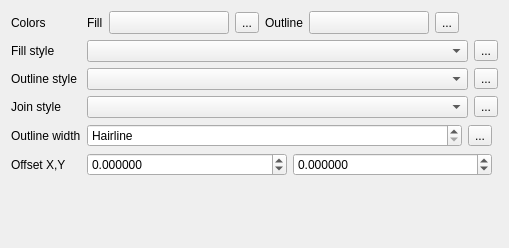
Qt form src/ui/symbollayer/widget_simplefill.ui (qgis/QGIS) before a commit.
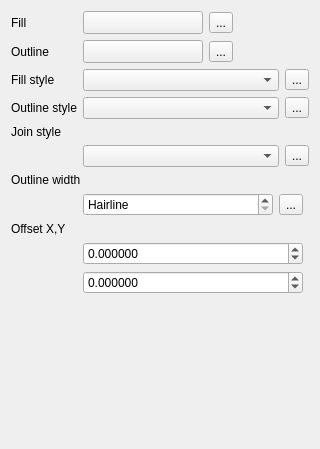
The same form after that commit. Custom widgets are drawn as their Qt base class.

Patch:
```diff
--- a/src/ui/symbollayer/widget_simplefill.ui
+++ b/src/ui/symbollayer/widget_simplefill.ui
@@ -6,82 +6,16 @@
    <rect>
     <x>0</x>
     <y>0</y>
-    <width>509</width>
-    <height>248</height>
+    <width>320</width>
+    <height>449</height>
    </rect>
   </property>
   <property name="windowTitle">
    <string>Form</string>
   </property>
-  <layout class="QGridLayout" name="gridLayout">
-   <item row="6" column="1">
-    <layout class="QHBoxLayout" name="horizontalLayout_6">
-     <item>
-      <widget class="QgsPenJoinStyleComboBox" name="cboJoinStyle"/>
-     </item>
-     <item>
-      <widget class="QgsDataDefinedButton" name="mJoinStyleDDBtn">
-       <property name="text">
-        <string>...</string>
-       </property>
-      </widget>
-     </item>
-    </layout>
-   </item>
-   <item row="7" column="0">
-    <widget class="QLabel" name="label_5">
-     <property name="text">
-      <string>Outline width</string>
-     </property>
-     <property name="alignment">
-      <set>Qt::AlignLeading|Qt::AlignLeft|Qt::AlignVCenter</set>
-     </property>
-    </widget>
-   </item>
-   <item row="6" column="0">
-    <widget class="QLabel" name="label_8">
-     <property name="text">
-      <string>Join style</string>
-     </property>
-     <property name="alignment">
-      <set>Qt::AlignLeading|Qt::AlignLeft|Qt::AlignVCenter</set>
-     </property>
-    </widget>
-   </item>
-   <item row="10" column="0">
-    <spacer name="verticalSpacer">
-     <property name="orientation">
-      <enum>Qt::Vertical</enum>
-     </property>
-     <property name="sizeHint" stdset="0">
-      <size>
-       <width>20</width>
-       <height>40</height>
-      </size>
-     </property>
-    </spacer>
-   </item>
-   <item row="0" column="1">
+  <layout class="QFormLayout" name="formLayout">
+   <item row="1" column="1">
     <layout class="QHBoxLayout" name="horizontalLayout_2">
-     <property name="spacing">
-      <number>6</number>
-     </property>
-     <item>
-      <widget class="QLabel" name="label_7">
-       <property name="sizePolicy">
-        <sizepolicy hsizetype="Maximum" vsizetype="Preferred">
-         <horstretch>0</horstretch>
-         <verstretch>0</verstretch>
-        </sizepolicy>
-       </property>
-       <property name="text">
-        <string>Fill</string>
-       </property>
-       <property name="alignment">
-        <set>Qt::AlignLeading|Qt::AlignLeft|Qt::AlignVCenter</set>
-       </property>
-      </widget>
-     </item>
      <item>
       <widget class="QgsColorButtonV2" name="btnChangeColor">
        <property name="minimumSize">
@@ -108,22 +42,26 @@
        </property>
       </widget>
      </item>
-     <item>
-      <widget class="QLabel" name="label_3">
-       <property name="sizePolicy">
-        <sizepolicy hsizetype="Maximum" vsizetype="Preferred">
-         <horstretch>0</horstretch>
-         <verstretch>0</verstretch>
-        </sizepolicy>
-       </property>
-       <property name="text">
-        <string>Outline</string>
-       </property>
-       <property name="alignment">
-        <set>Qt::AlignLeading|Qt::AlignLeft|Qt::AlignVCenter</set>
-       </property>
-      </widget>
-     </item>
+    </layout>
+   </item>
+   <item row="2" column="0">
+    <widget class="QLabel" name="label_3">
+     <property name="sizePolicy">
+      <sizepolicy hsizetype="Maximum" vsizetype="Preferred">
+       <horstretch>0</horstretch>
+       <verstretch>0</verstretch>
+      </sizepolicy>
+     </property>
+     <property name="text">
+      <string>Outline</string>
+     </property>
+     <property name="alignment">
+      <set>Qt::AlignLeading|Qt::AlignLeft|Qt::AlignVCenter</set>
+     </property>
+    </widget>
+   </item>
+   <item row="2" column="1">
+    <layout class="QHBoxLayout" name="horizontalLayout_7">
      <item>
       <widget class="QgsColorButtonV2" name="btnChangeBorderColor">
        <property name="minimumSize">
@@ -150,42 +88,9 @@
        </property>
       </widget>
      </item>
-     <item>
-      <spacer name="horizontalSpacer">
-       <property name="orientation">
-        <enum>Qt::Horizontal</enum>
-       </property>
-       <property name="sizeHint" stdset="0">
-        <size>
-         <width>40</width>
-         <height>20</height>
-        </size>
-       </property>
-      </spacer>
-     </item>
     </layout>
    </item>
-   <item row="0" column="0">
-    <widget class="QLabel" name="label">
-     <property name="text">
-      <string>Colors</string>
-     </property>
-     <property name="alignment">
-      <set>Qt::AlignLeading|Qt::AlignLeft|Qt::AlignVCenter</set>
-     </property>
-    </widget>
-   </item>
-   <item row="8" column="0">
-    <widget class="QLabel" name="label_6">
-     <property name="text">
-      <string>Offset X,Y</string>
-     </property>
-     <property name="alignment">
-      <set>Qt::AlignLeading|Qt::AlignLeft|Qt::AlignVCenter</set>
-     </property>
-    </widget>
-   </item>
-   <item row="3" column="1">
+   <item row="5" column="1">
     <layout class="QHBoxLayout" name="horizontalLayout_4">
      <item>
       <widget class="QgsBrushStyleComboBox" name="cboFillStyle"/>
@@ -199,17 +104,55 @@
      </item>
     </layout>
    </item>
-   <item row="3" column="0">
-    <widget class="QLabel" name="label_2">
-     <property name="text">
-      <string>Fill style</string>
-     </property>
-     <property name="alignment">
-      <set>Qt::AlignLeading|Qt::AlignLeft|Qt::AlignVCenter</set>
-     </property>
-    </widget>
-   </item>
    <item row="7" column="1">
+    <layout class="QHBoxLayout" name="horizontalLayout_5">
+     <item>
+      <widget class="QgsPenStyleComboBox" name="cboBorderStyle"/>
+     </item>
+     <item>
+      <widget class="QgsDataDefinedButton" name="mBorderStyleDDBtn">
+       <property name="text">
+        <string>...</string>
+       </property>
+      </widget>
+     </item>
+    </layout>
+   </item>
+   <item row="8" column="0">
+    <widget class="QLabel" name="label_8">
+     <property name="text">
+      <string>Join style</string>
+     </property>
+     <property name="alignment">
+      <set>Qt::AlignLeading|Qt::AlignLeft|Qt::AlignVCenter</set>
+     </property>
+    </widget>
+   </item>
+   <item row="9" column="1">
+    <layout class="QHBoxLayout" name="horizontalLayout_6">
+     <item>
+      <widget class="QgsPenJoinStyleComboBox" name="cboJoinStyle"/>
+     </item>
+     <item>
+      <widget class="QgsDataDefinedButton" name="mJoinStyleDDBtn">
+       <property name="text">
+        <string>...</string>
+       </property>
+      </widget>
+     </item>
+    </layout>
+   </item>
+   <item row="10" column="0" colspan="2">
+    <widget class="QLabel" name="label_5">
+     <property name="text">
+      <string>Outline width</string>
+     </property>
+     <property name="alignment">
+      <set>Qt::AlignLeading|Qt::AlignLeft|Qt::AlignVCenter</set>
+     </property>
+    </widget>
+   </item>
+   <item row="11" column="1">
     <layout class="QHBoxLayout" name="horizontalLayout_3">
      <item>
       <widget class="QgsDoubleSpinBox" name="spinBorderWidth">
@@ -258,9 +201,26 @@
      </item>
     </layout>
    </item>
-   <item row="8" column="1">
-    <layout class="QHBoxLayout" name="horizontalLayout">
-     <item>
+   <item row="12" column="0">
+    <widget class="QLabel" name="label_6">
+     <property name="text">
+      <string>Offset X,Y</string>
+     </property>
+     <property name="alignment">
+      <set>Qt::AlignLeading|Qt::AlignLeft|Qt::AlignVCenter</set>
+     </property>
+    </widget>
+   </item>
+   <item row="13" column="1">
+    <layout class="QGridLayout" name="gridLayout">
+     <item row="0" column="2">
+      <widget class="QgsUnitSelectionWidget" name="mOffsetUnitWidget" native="true">
+       <property name="focusPolicy">
+        <enum>Qt::StrongFocus</enum>
+       </property>
+      </widget>
+     </item>
+     <item row="0" column="0">
       <widget class="QgsDoubleSpinBox" name="spinOffsetX">
        <property name="sizePolicy">
         <sizepolicy hsizetype="Minimum" vsizetype="Fixed">
@@ -282,7 +242,7 @@
        </property>
       </widget>
      </item>
-     <item>
+     <item row="1" column="0">
       <widget class="QgsDoubleSpinBox" name="spinOffsetY">
        <property name="sizePolicy">
         <sizepolicy hsizetype="Minimum" vsizetype="Fixed">
@@ -304,30 +264,35 @@
        </property>
       </widget>
      </item>
-     <item>
-      <widget class="QgsUnitSelectionWidget" name="mOffsetUnitWidget" native="true">
-       <property name="focusPolicy">
-        <enum>Qt::StrongFocus</enum>
-       </property>
-      </widget>
-     </item>
     </layout>
    </item>
-   <item row="4" column="1">
-    <layout class="QHBoxLayout" name="horizontalLayout_5">
-     <item>
-      <widget class="QgsPenStyleComboBox" name="cboBorderStyle"/>
-     </item>
-     <item>
-      <widget class="QgsDataDefinedButton" name="mBorderStyleDDBtn">
-       <property name="text">
-        <string>...</string>
-       </property>
-      </widget>
-     </item>
-    </layout>
+   <item row="1" column="0">
+    <widget class="QLabel" name="label_7">
+     <property name="sizePolicy">
+      <sizepolicy hsizetype="Maximum" vsizetype="Preferred">
+       <horstretch>0</horstretch>
+       <verstretch>0</verstretch>
+      </sizepolicy>
+     </property>
+     <property name="text">
+      <string>Fill</string>
+     </property>
+     <property name="alignment">
+      <set>Qt::AlignLeading|Qt::AlignLeft|Qt::AlignVCenter</set>
+     </property>
+    </widget>
    </item>
-   <item row="4" column="0">
+   <item row="5" column="0">
+    <widget class="QLabel" name="label_2">
+     <property name="text">
+      <string>Fill style</string>
+     </property>
+     <property name="alignment">
+      <set>Qt::AlignLeading|Qt::AlignLeft|Qt::AlignVCenter</set>
+     </property>
+    </widget>
+   </item>
+   <item row="7" column="0">
     <widget class="QLabel" name="label_4">
      <property name="text">
       <string>Outline style</string>
```
Left out of the diff: 1 changed line with no effect on the pictures.
